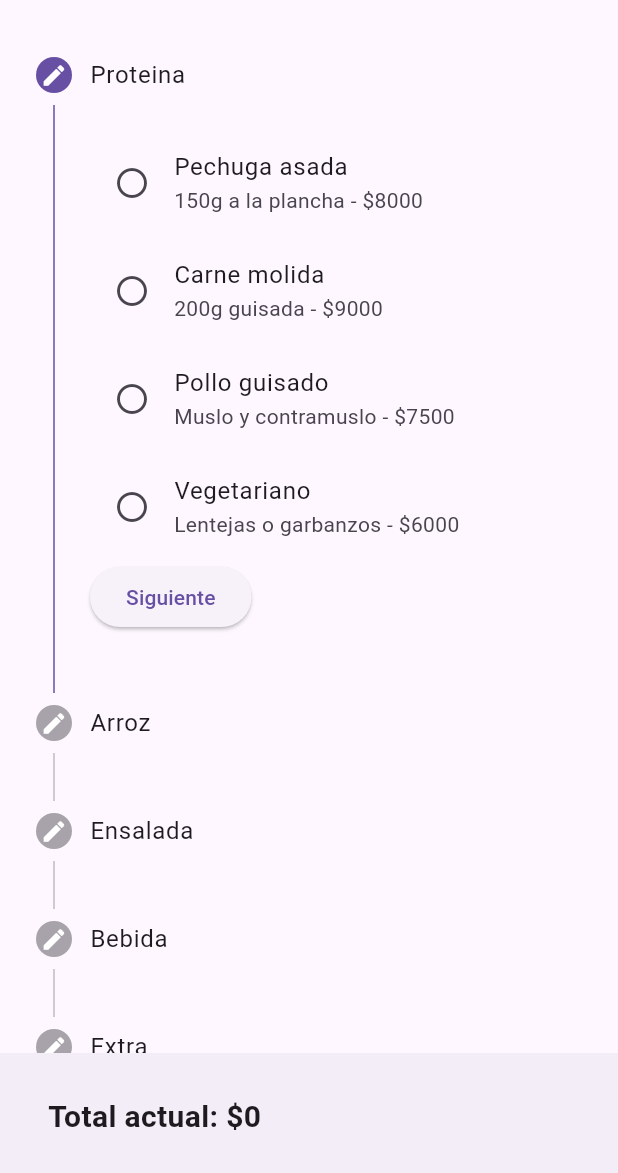
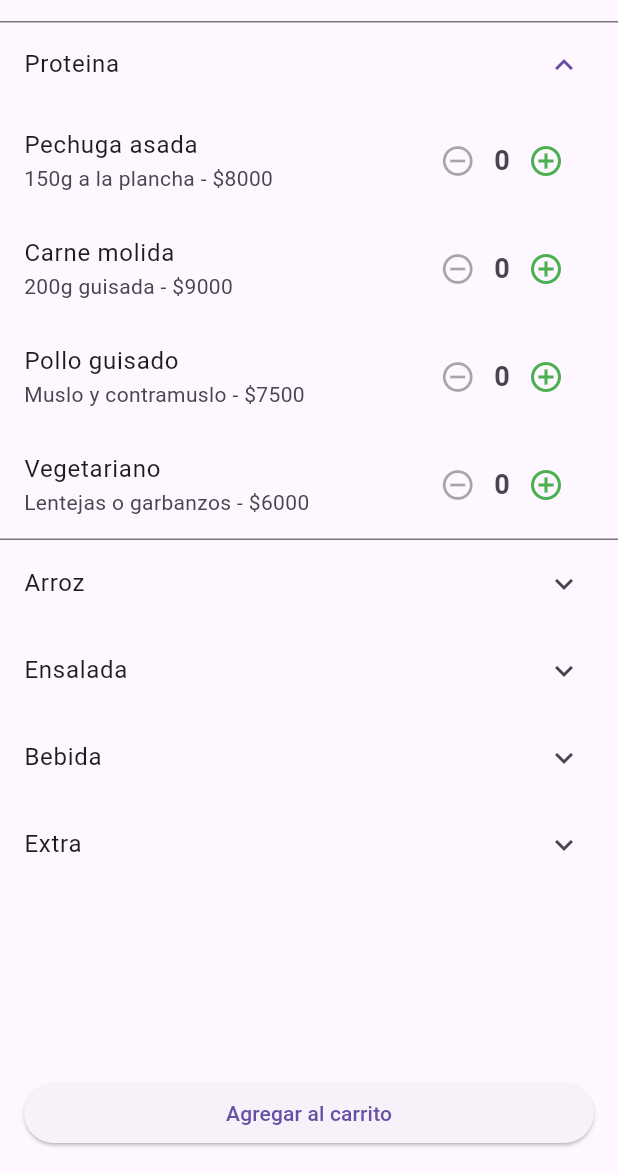
Before and after one commit to adrell99/arma_tu_almuerzo, a Flutter app: the ArmaAlmuerzoScreen screen opened directly, after a tap on "Proteina", on a phone screen of 412 x 824 dp, the part 63-1236 px from its top. Run offline on Flutter 3.47's test engine with Material 3 defaults, Android fonts, the phone set to English and light mode, and no system bars.

Commit message:
Update arma_almuerzo_screen.dart

```diff
--- a/lib/screens/arma_almuerzo_screen.dart
+++ b/lib/screens/arma_almuerzo_screen.dart
@@ -14,39 +14,73 @@ class ArmaAlmuerzoScreen extends StatefulWidget {
 }
 
 class _ArmaAlmuerzoScreenState extends State<ArmaAlmuerzoScreen> {
-  int _currentStep = 0;
-  final Map<String, MenuItem?> _selecciones = {
-    'proteina': null,
-    'arroz': null,
-    'ensalada': null,
-    'bebida': null,
-    'extra': null,
-  };
+  // Mapa: item -> cantidad seleccionada
+  final Map<MenuItem, int> _cantidades = {};
 
-  final List<String> _categorias = [
-    'proteina',
-    'arroz',
-    'ensalada',
-    'bebida',
-    'extra'
-  ];
+  final List<String> _categorias = opcionesPersonalizadas.keys.toList();
+
+  // Lista de items con cantidad > 0
+  List<MapEntry<MenuItem, int>> get _selectedEntries {
+    return _cantidades.entries.where((e) => e.value > 0).toList();
+  }
 
   double get _totalActual {
-    return _selecciones.values
-        .where((item) => item != null)
-        .fold(0, (sum, item) => sum + item!.precio);
+    return _selectedEntries.fold(
+        0, (sum, entry) => sum + (entry.key.precio * entry.value));
+  }
+
+  void _incrementar(MenuItem item) {
+    setState(() {
+      _cantidades.update(item, (value) => value + 1, ifAbsent: () => 1);
+    });
+  }
+
+  void _decrementar(MenuItem item) {
+    setState(() {
+      final current = _cantidades[item] ?? 0;
+      if (current > 1) {
+        _cantidades[item] = current - 1;
+      } else {
+        _cantidades.remove(item);
+      }
+    });
   }
 
   void _agregarAlCarrito() {
+    if (_selectedEntries.isEmpty) {
+      ScaffoldMessenger.of(context).showSnackBar(
+        const SnackBar(content: Text('Selecciona al menos un ítem')),
+      );
+      return;
+    }
+
     final carrito = Provider.of<CarritoProvider>(context, listen: false);
-    for (var item in _selecciones.values) {
-      if (item != null) carrito.agregar(item);
-    }
+
+    // Crear descripción detallada con cantidades
+    final String detalles =
+        _selectedEntries.map((e) => "${e.value}x ${e.key.nombre}").join(', ');
+
+    final String desc = "Incluye: $detalles";
+    final double total = _totalActual;
+
+    final MenuItem customItem = MenuItem(
+      nombre: "Almuerzo Personalizado",
+      descripcion: desc,
+      precio: total,
+      categoria: "personalizado",
+    );
+
+    // Agregar solo una vez el paquete completo (con todo multiplicado ya en el precio)
+    carrito.agregar(customItem);
+
     ScaffoldMessenger.of(context).showSnackBar(
       const SnackBar(
           content: Text('¡Almuerzo personalizado agregado al carrito!')),
     );
-    Navigator.pop(context);
+
+    setState(() {
+      _cantidades.clear();
+    });
   }
 
   @override
@@ -64,83 +98,103 @@ class _ArmaAlmuerzoScreenState extends State<ArmaAlmuerzoScreen> {
           ),
         ],
       ),
-      body: Stepper(
-        currentStep: _currentStep,
-        onStepContinue: () {
-          if (_currentStep < _categorias.length - 1) {
-            setState(() => _currentStep += 1);
-          } else {
-            _agregarAlCarrito();
-          }
-        },
-        onStepCancel: () {
-          if (_currentStep > 0) setState(() => _currentStep -= 1);
-        },
-        controlsBuilder: (context, details) {
-          return Row(
+      body: Column(
         children: [
-              ElevatedButton(
-                onPressed: details.onStepContinue,
-                child: Text(
-                  _currentStep == _categorias.length - 1
-                      ? 'Agregar al carrito'
-                      : 'Siguiente',
-                ),
-              ),
-              if (_currentStep > 0)
-                TextButton(
-                  onPressed: details.onStepCancel,
-                  child: const Text('Atrás'),
-                ),
-            ],
-          );
-        },
-        steps: _categorias.map((cat) {
+          Expanded(
+            child: ListView.builder(
+              itemCount: _categorias.length,
+              itemBuilder: (context, index) {
+                final cat = _categorias[index];
                 final nombreCat = cat[0].toUpperCase() + cat.substring(1);
-          return Step(
+                final items = opcionesPersonalizadas[cat]!;
+                return ExpansionTile(
                   title: Text(nombreCat),
-            subtitle: _selecciones[cat] != null
-                ? Text(_selecciones[cat]!.nombre)
-                : null,
-            content: Column(
-              children: opcionesPersonalizadas[cat]!.map((item) {
-                final seleccionado = _selecciones[cat] == item;
+                  children: items.map((item) {
+                    final cantidad = _cantidades[item] ?? 0;
                     return ListTile(
                       title: Text(item.nombre),
                       subtitle: Text(
                         '${item.descripcion} - \$${item.precio.toStringAsFixed(0)}',
                       ),
-                  leading: Icon(
-                    seleccionado
-                        ? Icons.radio_button_checked
-                        : Icons.radio_button_unchecked,
-                    color: seleccionado
-                        ? Theme.of(context).colorScheme.primary
-                        : null,
+                      trailing: Row(
+                        mainAxisSize: MainAxisSize.min,
+                        children: [
+                          IconButton(
+                            icon: const Icon(Icons.remove_circle_outline),
+                            color: Colors.red,
+                            onPressed:
+                                cantidad > 0 ? () => _decrementar(item) : null,
                           ),
-                  onTap: () => setState(() => _selecciones[cat] = item),
-                  selected: seleccionado,
-                  selectedTileColor: Theme.of(context)
-                      .colorScheme
-                      .primary
-                      .withValues(alpha: 0.08), // ✅ reemplazo moderno
+                          Text(
+                            '$cantidad',
+                            style: const TextStyle(
+                                fontSize: 18, fontWeight: FontWeight.bold),
+                          ),
+                          IconButton(
+                            icon: const Icon(Icons.add_circle_outline),
+                            color: Colors.green,
+                            onPressed: () => _incrementar(item),
+                          ),
+                        ],
+                      ),
                     );
                   }).toList(),
+                );
+              },
             ),
-            isActive: _currentStep >= _categorias.indexOf(cat),
-            state: _selecciones[cat] != null
-                ? StepState.complete
-                : StepState.editing,
+          ),
+          // Sección de seleccionados (compacta)
+          if (_selectedEntries.isNotEmpty)
+            Container(
+              height: 150,
+              color: Colors.grey[200],
+              padding: const EdgeInsets.all(4),
+              child: SingleChildScrollView(
+                child: Column(
+                  crossAxisAlignment: CrossAxisAlignment.start,
+                  children: [
+                    const Text(
+                      'Items seleccionados:',
+                      style:
+                          TextStyle(fontSize: 14, fontWeight: FontWeight.bold),
+                    ),
+                    const SizedBox(height: 2),
+                    ..._selectedEntries.map((entry) {
+                      final item = entry.key;
+                      final cant = entry.value;
+                      final subtotal = item.precio * cant;
+                      return ListTile(
+                        contentPadding:
+                            const EdgeInsets.symmetric(horizontal: 0),
+                        title: Text("${cant}x ${item.nombre}",
+                            style: const TextStyle(fontSize: 12)),
+                        subtitle: Text('Subtotal: \$$subtotal',
+                            style: const TextStyle(fontSize: 10)),
+                        trailing: IconButton(
+                          icon: const Icon(Icons.delete,
+                              color: Colors.red, size: 18),
+                          onPressed: () =>
+                              _decrementar(item), // Quita todas las unidades
+                        ),
                       );
-        }).toList(),
+                    }),
+                    const Divider(thickness: 0.5),
+                    Text(
+                      'Total: \$${_totalActual.toStringAsFixed(0)}',
+                      style: const TextStyle(
+                          fontSize: 16, fontWeight: FontWeight.bold),
                     ),
-      bottomNavigationBar: BottomAppBar(
-        child: Padding(
+                  ],
+                ),
+              ),
+            ),
+        ],
+      ),
+      bottomNavigationBar: Padding(
         padding: const EdgeInsets.all(16),
-          child: Text(
-            'Total actual: \$${_totalActual.toStringAsFixed(0)}',
-            style: const TextStyle(fontSize: 20, fontWeight: FontWeight.bold),
-          ),
+        child: ElevatedButton(
+          onPressed: _agregarAlCarrito,
+          child: const Text('Agregar al carrito'),
         ),
       ),
     );
```
Lines whose indentation alone changed are shown as unchanged.
